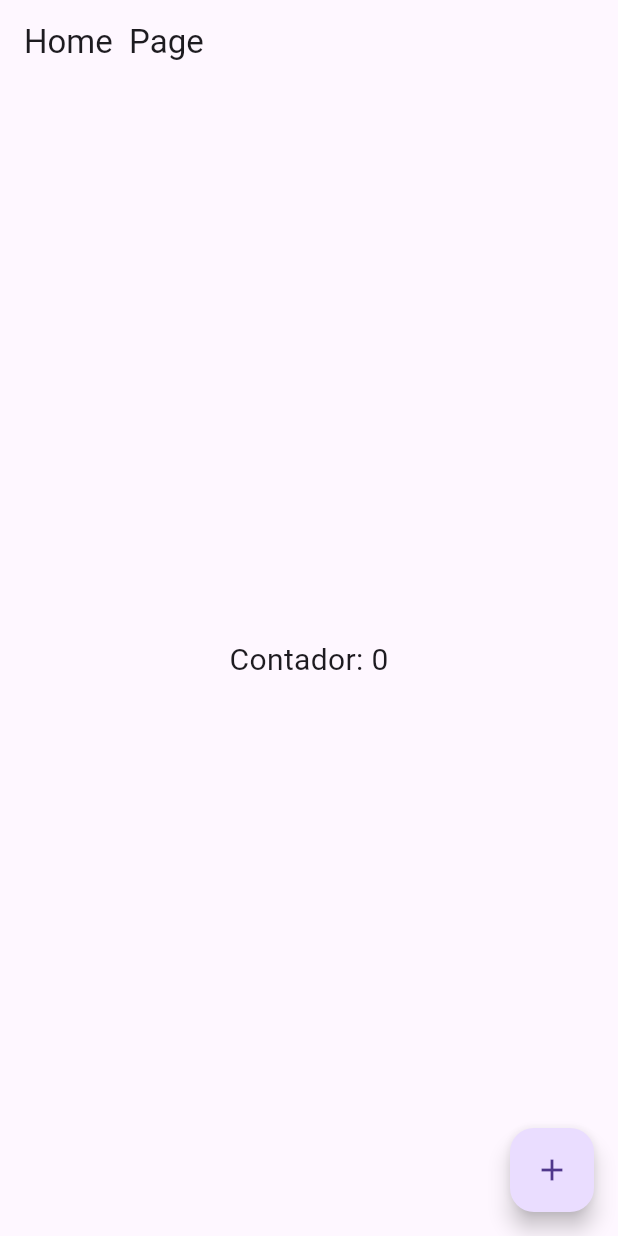
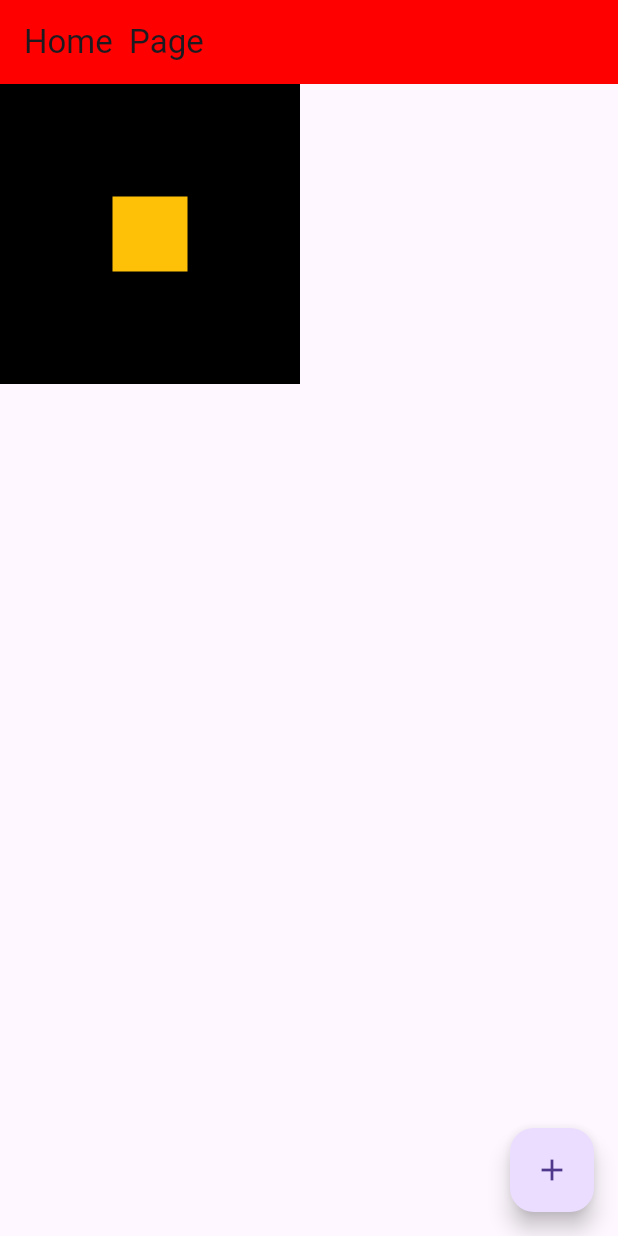
Before and after one commit to rhayonne/flutter_studies, a Flutter app: the screen it shows after launch, on a phone screen of 412 x 824 dp. Run offline on Flutter 3.47's test engine with Material 3 defaults, Android fonts, the phone set to English and light mode, and no system bars.

Commit message:
Single render alinhamento

```diff
--- a/hello_word/lib/home_page.dart
+++ b/hello_word/lib/home_page.dart
@@ -15,16 +15,17 @@ class HomePageStates extends State<HomePage> {
 
   Widget build(BuildContext context) {
     return Scaffold(
-      appBar: AppBar(title: Text('Home  Page')),
-
-      body: Center(
-        child: GestureDetector(
-          child: Text('Contador: $counter', style: TextStyle(fontSize: 20)),
-          onTap: () {
-            setState(() {
-              counter++;
-            });
-          },
+      appBar: AppBar(
+        title: Text('Home  Page'),
+        backgroundColor: const Color.fromARGB(255, 255, 0, 0),
+      ),
+      body: Container(
+        height: 200,
+        width: 200,
+        color: Colors.black,
+        // quando se single render,deve se inserir o alinhamento para renderizar o quadrado dentro do outro se nao ele vai sobrepor um sobre o outro
+        child: Center(
+          child: Container(height: 50, width: 50, color: Colors.amber),
         ),
       ),
       floatingActionButton: FloatingActionButton(
```
